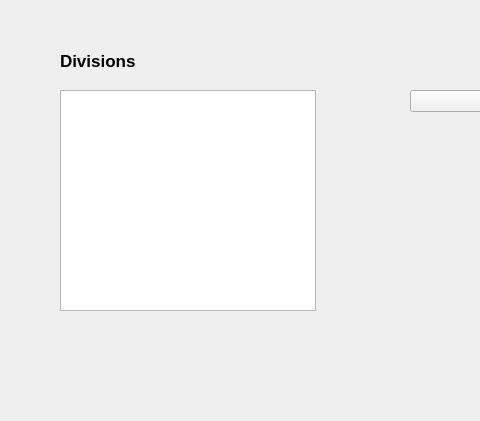
Qt form CS1D-Basketball-master/Basketball/divisions.ui (moetaei/CS1D-Basketball) before a commit; both pictures show x 0 to 480 and y 0 to 421 of the 1200 by 700 pixel window.
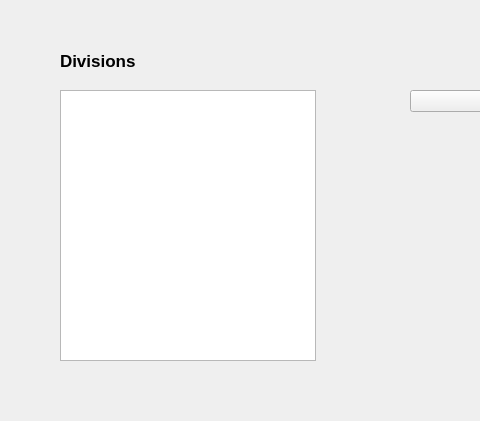
The same form after that commit.

Diff of the .ui file:
```diff
--- a/CS1D-Basketball-master/Basketball/divisions.ui
+++ b/CS1D-Basketball-master/Basketball/divisions.ui
@@ -53,7 +53,7 @@
      <x>60</x>
      <y>90</y>
      <width>256</width>
-     <height>221</height>
+     <height>271</height>
     </rect>
    </property>
   </widget>
```
